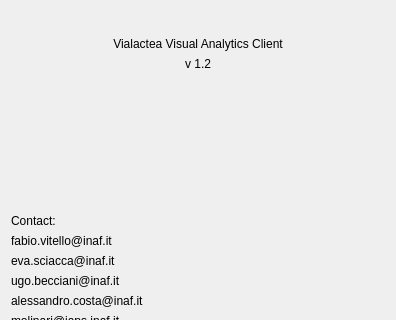
Before: the Qt Designer form Code/ui/aboutform.ui in VisIVOLab/ViaLacteaVisualAnalytics, drawn with Qt 5; both pictures show x 0 to 396 and y 0 to 320 of the 396 by 536 pixel window.
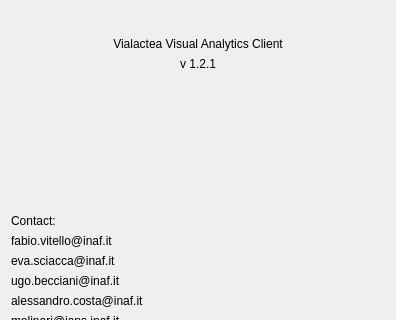
After: the same form once the commit is applied. Icons and pictures are not drawn.

```diff
--- a/Code/ui/aboutform.ui
+++ b/Code/ui/aboutform.ui
@@ -76,7 +76,7 @@
    <item>
     <widget class="QLabel" name="label_3">
      <property name="text">
-      <string>v 1.2</string>
+      <string>v 1.2.1</string>
      </property>
      <property name="alignment">
       <set>Qt::AlignCenter</set>
```
